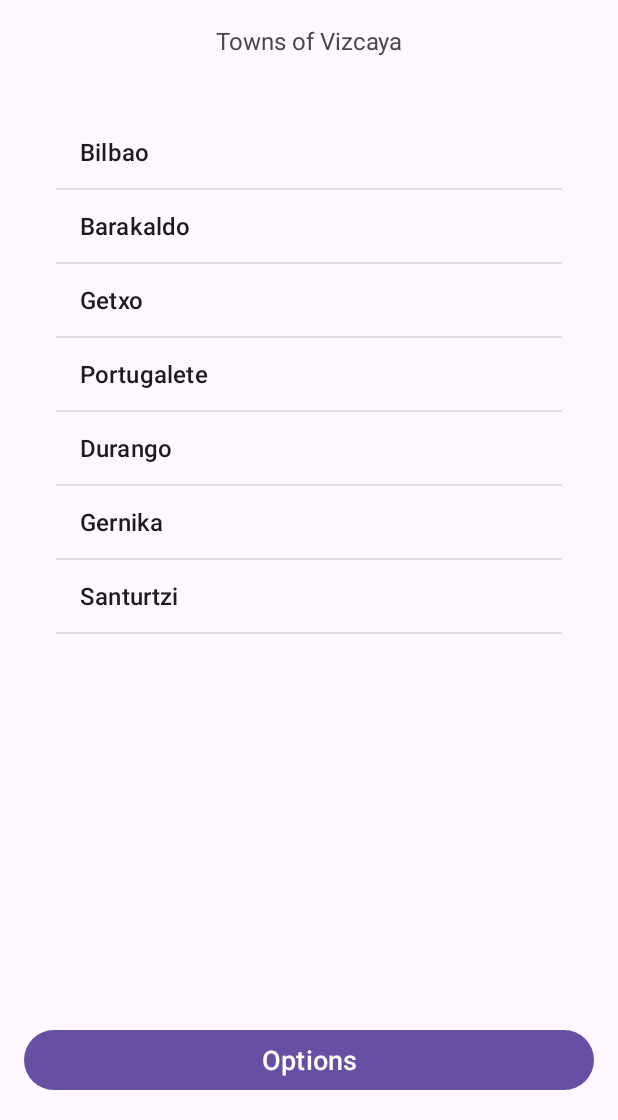
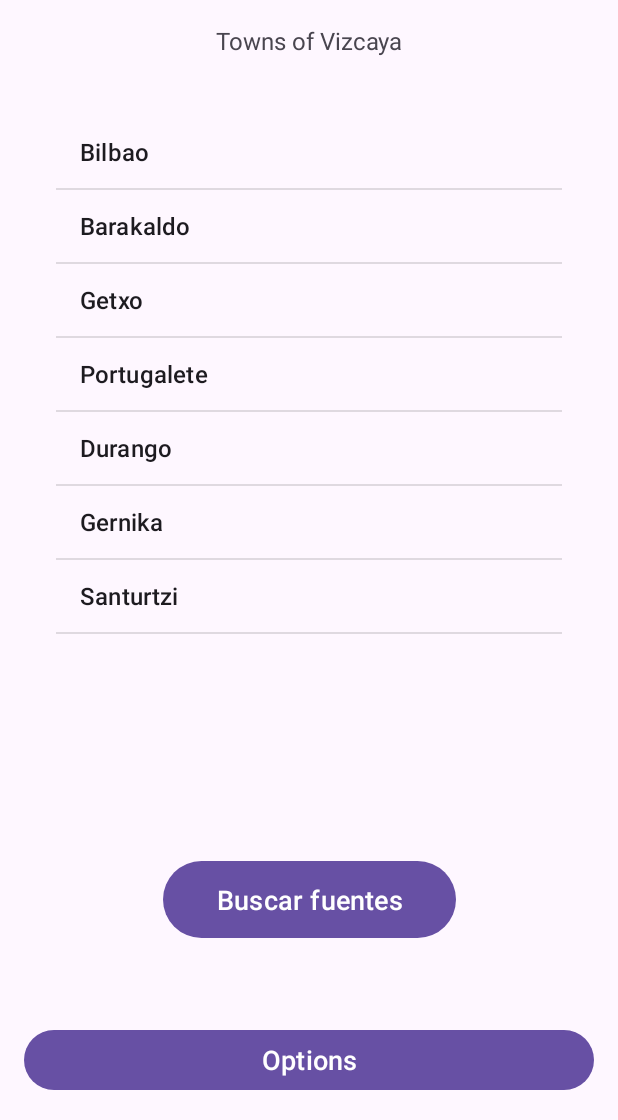
Before and after one commit to Foxo10/Wikifont, an Android app: the screen it shows after launch (InicioActivity), on a phone screen of 412 x 824 dp, the part 116-1236 px from its top. Run offline under Robolectric (Android 15) with nearby library versions, the phone set to English and light mode, and no system bars.

Commit message:
añadiendo funcionalidades extras: intent explicito para buscar en google maps

```diff
--- a/app/src/main/AndroidManifest.xml
+++ b/app/src/main/AndroidManifest.xml
@@ -2,6 +2,8 @@
 <manifest xmlns:android="http://schemas.android.com/apk/res/android"
     xmlns:tools="http://schemas.android.com/tools">
     <uses-permission android:name="android.permission.POST_NOTIFICATIONS" />
+    <uses-permission android:name="android.permission.ACCESS_FINE_LOCATION" />
+    <uses-permission android:name="android.permission.ACCESS_COARSE_LOCATION" />
 
     <application
         android:allowBackup="true"
--- a/app/src/main/java/com/example/wikifountains/InicioActivity.java
+++ b/app/src/main/java/com/example/wikifountains/InicioActivity.java
@@ -5,6 +5,7 @@ import android.content.Context;
 import android.content.Intent;
 import android.content.SharedPreferences;
 import android.content.res.Configuration;
+import android.net.Uri;
 import android.os.Bundle;
 import android.util.Log;
 import android.view.View;
@@ -12,6 +13,7 @@ import android.widget.AdapterView;
 import android.widget.ArrayAdapter;
 import android.widget.Button;
 import android.widget.ListView;
+import android.widget.Toast;
 
 import androidx.appcompat.app.AppCompatActivity;
 
@@ -29,6 +31,7 @@ public class InicioActivity extends AppCompatActivity {
     private static final String PREFS_NAME = "MyPrefs";
     private ListView listViewPueblos;
     private Button buttonOpciones;
+    private Button buttonBuscarFuentes;
 
     @Override
     protected void onCreate(Bundle savedInstanceState) {
@@ -39,6 +42,7 @@ public class InicioActivity extends AppCompatActivity {
         // Inicializar vistas
         listViewPueblos = findViewById(R.id.listViewPueblos);
         buttonOpciones = findViewById(R.id.buttonOpciones);
+        buttonBuscarFuentes = findViewById(R.id.buttonBuscarFuentes);
 
         // Cargar localidades desde el fichero
         List<String> localidades = cargarLocalidadesDesdeFichero();
@@ -73,6 +77,14 @@ public class InicioActivity extends AppCompatActivity {
             public void onClick(View v) {
                 Intent intent = new Intent(InicioActivity.this, OptionsActivity.class);
                 startActivityForResult(intent, 1); // Usar startActivityForResult
+            }
+        });
+
+        // Manejar clic en el botón de buscar fuentes en Google Maps
+        buttonBuscarFuentes.setOnClickListener(new View.OnClickListener() {
+            @Override
+            public void onClick(View v) {
+                buscarFuentesEnGoogleMaps();
             }
         });
     }
@@ -132,8 +144,21 @@ public class InicioActivity extends AppCompatActivity {
             recreate();
         }
     }
+
+    private void buscarFuentesEnGoogleMaps() {
+        // Crear un intent para abrir Google Maps y buscar fuentes
+        //Uri gmmIntentUri1 = Uri.parse("geo:0,0?q=fuentes");
+        Uri gmmIntentUri2 = Uri.parse("google.streetview:cbll=0,0");
+        Intent mapIntent = new Intent(Intent.ACTION_VIEW, gmmIntentUri2);
+        mapIntent.setPackage("com.google.android.apps.maps");
+
+        startActivity(mapIntent);
+
+    }
+
     @Override
     protected void onDestroy() {
         super.onDestroy();
     }
+
 }
--- a/app/src/main/res/layout/activity_inicio.xml
+++ b/app/src/main/res/layout/activity_inicio.xml
@@ -44,6 +44,20 @@
         app:layout_constraintVertical_bias="0.093" />
 
     <Button
+        android:id="@+id/buttonBuscarFuentes"
+        android:layout_width="195dp"
+        android:layout_height="59dp"
+        android:layout_marginTop="60dp"
+        android:layout_marginBottom="53dp"
+        android:text="Buscar fuentes"
+        android:textSize="18sp"
+        app:layout_constraintBottom_toTopOf="@+id/buttonOpciones"
+        app:layout_constraintEnd_toEndOf="parent"
+        app:layout_constraintStart_toStartOf="parent"
+        app:layout_constraintTop_toBottomOf="@+id/listViewPueblos"
+        app:layout_constraintVertical_bias="1.0" />
+
+    <Button
         android:id="@+id/buttonOpciones"
         android:layout_width="0dp"
         android:layout_height="wrap_content"
```
